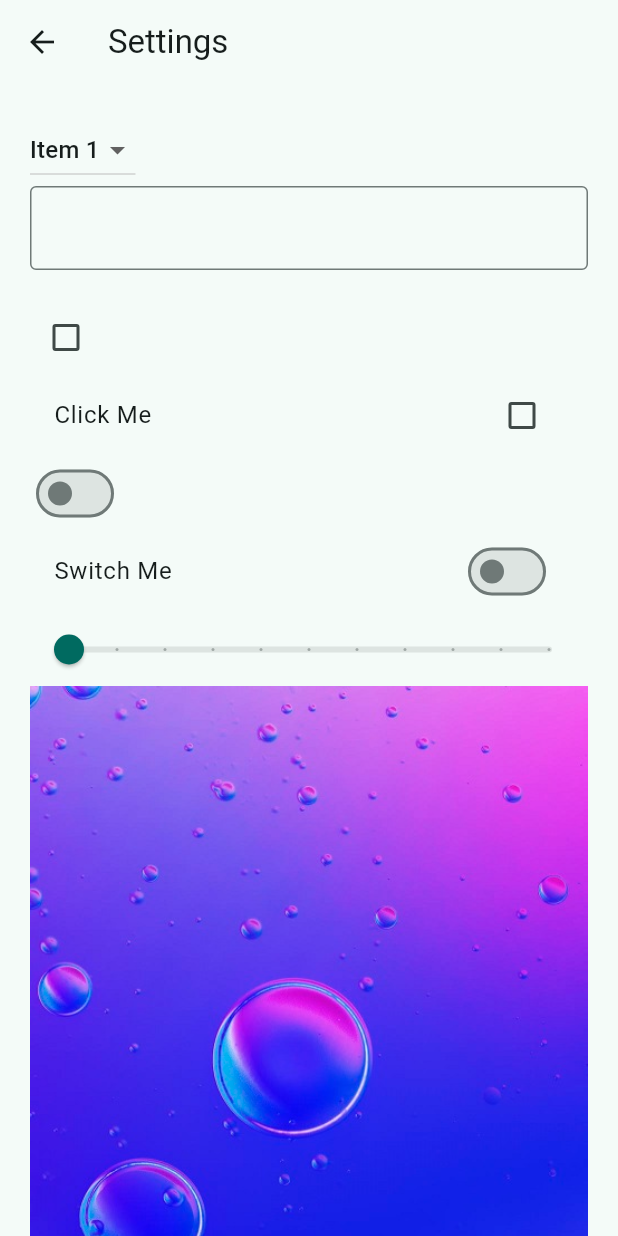
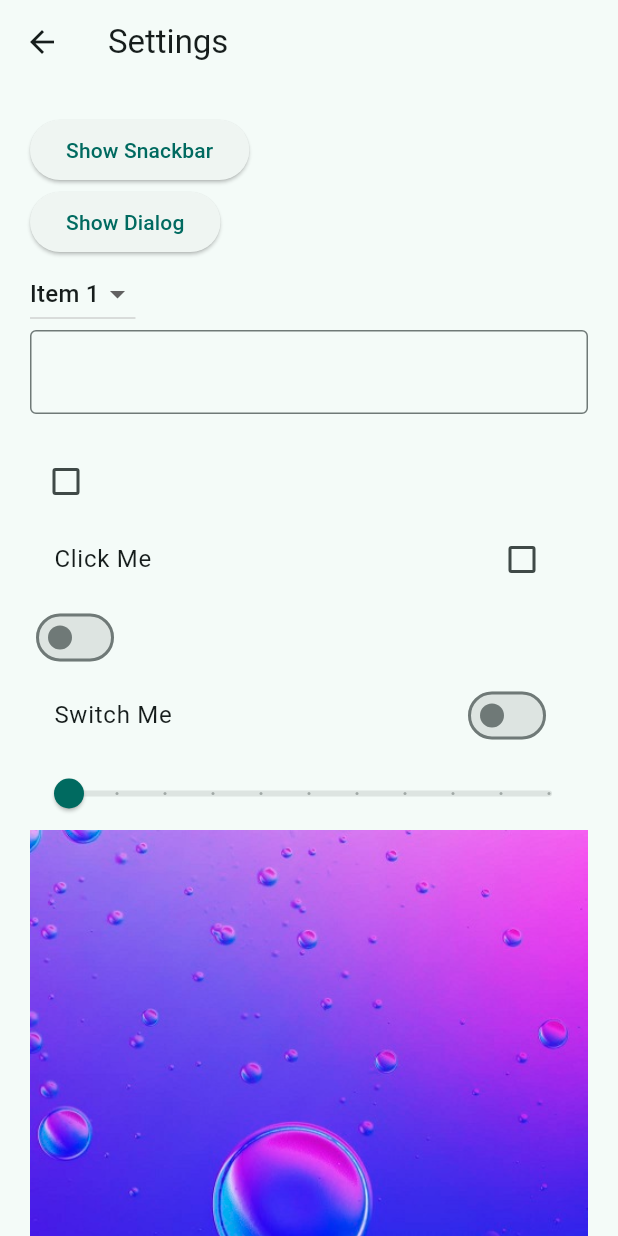
Before and after one commit to macwindow10/ultimate_flutter_app, a Flutter app: the screen it shows after launch, after a tap on "Login", after a tap on the "settings" icon, on a phone screen of 412 x 824 dp. Run offline on Flutter 3.47's test engine with Material 3 defaults, Android fonts, the phone set to English and light mode, and no system bars.

Commit message:
snackbar, alert dialog

```diff
--- a/lib/views/pages/settings_page.dart
+++ b/lib/views/pages/settings_page.dart
@@ -24,6 +24,25 @@ class _SettingsPageState extends State<SettingsPage> {
           child: Column(
             crossAxisAlignment: CrossAxisAlignment.start,
             children: [
+              ElevatedButton(
+                  onPressed: () {
+                    ScaffoldMessenger.of(context).showSnackBar(SnackBar(
+                      content: Text('Hello from Snackbar'),
+                      duration: Duration(seconds: 5),
+                      behavior: SnackBarBehavior.floating,
+                    ));
+                  },
+                  child: const Text('Show Snackbar')),
+              ElevatedButton(
+                  onPressed: () {
+                    showDialog(
+                      context: context,
+                      builder: (context) {
+                        return AboutDialog()
+                      },
+                    );
+                  },
+                  child: const Text('Show Dialog')),
               DropdownButton<String>(
                 items:
                     <String>['Item 1', 'Item 2', 'Item 3'].map((String value) {
--- a/lib/views/widgets/hero_widget.dart
+++ b/lib/views/widgets/hero_widget.dart
@@ -9,7 +9,11 @@ class HeroWidget extends StatelessWidget {
       tag: 'hero1',
       child: ClipRRect(
         borderRadius: BorderRadius.circular(20.0),
-        child: Image.asset('assets/images/bg.jpg'),
+        child: Image.asset(
+          'assets/images/bg.jpg',
+          color: Colors.teal,
+          colorBlendMode: BlendMode.darken,
+        ),
       ),
     );
   }
```
